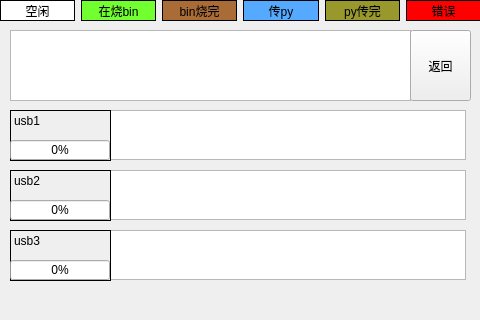
This is ui_mode.ui in sc-bin/esp32-burner as Qt 5 draws it before an edit. The edited form follows.
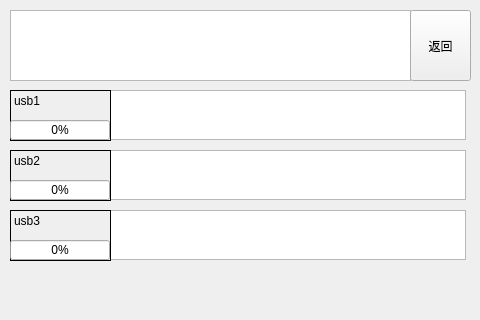
This is the edited form.

Commit message: 删除界面中的颜色图例

Patch:
```diff
--- a/ui_mode.ui
+++ b/ui_mode.ui
@@ -14,119 +14,11 @@
    <string>MainWindow</string>
   </property>
   <widget class="QWidget" name="centralwidget">
-   <widget class="QWidget" name="horizontalLayoutWidget">
-    <property name="geometry">
-     <rect>
-      <x>0</x>
-      <y>0</y>
-      <width>481</width>
-      <height>21</height>
-     </rect>
-    </property>
-    <layout class="QHBoxLayout" name="horizontalLayout_2">
-     <item>
-      <widget class="QLabel" name="label_color_free">
-       <property name="styleSheet">
-        <string notr="true">background-color:rgb(255, 255, 255)</string>
-       </property>
-       <property name="frameShape">
-        <enum>QFrame::Panel</enum>
-       </property>
-       <property name="text">
-        <string>空闲</string>
-       </property>
-       <property name="alignment">
-        <set>Qt::AlignCenter</set>
-       </property>
-      </widget>
-     </item>
-     <item>
-      <widget class="QLabel" name="label_color_burn_bin">
-       <property name="styleSheet">
-        <string notr="true">background-color:rgb(113, 255, 47)</string>
-       </property>
-       <property name="frameShape">
-        <enum>QFrame::Panel</enum>
-       </property>
-       <property name="text">
-        <string>在烧bin</string>
-       </property>
-       <property name="alignment">
-        <set>Qt::AlignCenter</set>
-       </property>
-      </widget>
-     </item>
-     <item>
-      <widget class="QLabel" name="label_color_burn_bin_end">
-       <property name="styleSheet">
-        <string notr="true">background-color:rgb(170, 108, 54)</string>
-       </property>
-       <property name="frameShape">
-        <enum>QFrame::Panel</enum>
-       </property>
-       <property name="text">
-        <string>bin烧完</string>
-       </property>
-       <property name="alignment">
-        <set>Qt::AlignCenter</set>
-       </property>
-      </widget>
-     </item>
-     <item>
-      <widget class="QLabel" name="label_color_send_py">
-       <property name="styleSheet">
-        <string notr="true">background-color:rgb(85, 170, 255)</string>
-       </property>
-       <property name="frameShape">
-        <enum>QFrame::Panel</enum>
-       </property>
-       <property name="text">
-        <string>传py</string>
-       </property>
-       <property name="alignment">
-        <set>Qt::AlignCenter</set>
-       </property>
-      </widget>
-     </item>
-     <item>
-      <widget class="QLabel" name="label_color_send_py_end">
-       <property name="styleSheet">
-        <string notr="true">background-color:rgb(152, 152, 44)</string>
-       </property>
-       <property name="frameShape">
-        <enum>QFrame::Panel</enum>
-       </property>
-       <property name="text">
-        <string>py传完</string>
-       </property>
-       <property name="alignment">
-        <set>Qt::AlignCenter</set>
-       </property>
-      </widget>
-     </item>
-     <item>
-      <widget class="QLabel" name="label_color_error">
-       <property name="styleSheet">
-        <string notr="true">background-color:rgb(255, 0, 0)</string>
-       </property>
-       <property name="frameShape">
-        <enum>QFrame::Panel</enum>
-       </property>
-       <property name="text">
-        <string>错误</string>
-       </property>
-       <property name="alignment">
-        <set>Qt::AlignCenter</set>
-       </property>
-      </widget>
-     </item>
-    </layout>
-   </widget>
    <widget class="QTextEdit" name="textEdit_notice">
     <property name="geometry">
      <rect>
       <x>10</x>
-      <y>30</y>
+      <y>10</y>
       <width>401</width>
       <height>71</height>
      </rect>
@@ -136,7 +28,7 @@
     <property name="geometry">
      <rect>
       <x>410</x>
-      <y>30</y>
+      <y>10</y>
       <width>61</width>
       <height>71</height>
      </rect>
@@ -149,7 +41,7 @@
     <property name="geometry">
      <rect>
       <x>110</x>
-      <y>110</y>
+      <y>90</y>
       <width>356</width>
       <height>50</height>
      </rect>
@@ -159,7 +51,7 @@
     <property name="geometry">
      <rect>
       <x>110</x>
-      <y>170</y>
+      <y>150</y>
       <width>356</width>
       <height>50</height>
      </rect>
@@ -169,7 +61,7 @@
     <property name="geometry">
      <rect>
       <x>110</x>
-      <y>230</y>
+      <y>210</y>
       <width>356</width>
       <height>50</height>
      </rect>
@@ -179,7 +71,7 @@
     <property name="geometry">
      <rect>
       <x>10</x>
-      <y>110</y>
+      <y>90</y>
       <width>101</width>
       <height>51</height>
      </rect>
@@ -198,7 +90,7 @@
     <property name="geometry">
      <rect>
       <x>10</x>
-      <y>140</y>
+      <y>120</y>
       <width>100</width>
       <height>20</height>
      </rect>
@@ -214,7 +106,7 @@
     <property name="geometry">
      <rect>
       <x>10</x>
-      <y>170</y>
+      <y>150</y>
       <width>101</width>
       <height>51</height>
      </rect>
@@ -233,7 +125,7 @@
     <property name="geometry">
      <rect>
       <x>10</x>
-      <y>230</y>
+      <y>210</y>
       <width>101</width>
       <height>51</height>
      </rect>
@@ -252,7 +144,7 @@
     <property name="geometry">
      <rect>
       <x>10</x>
-      <y>260</y>
+      <y>240</y>
       <width>100</width>
       <height>20</height>
      </rect>
@@ -268,7 +160,7 @@
     <property name="geometry">
      <rect>
       <x>10</x>
-      <y>200</y>
+      <y>180</y>
       <width>100</width>
       <height>20</height>
      </rect>
```
The commit also changes 5 other files.
